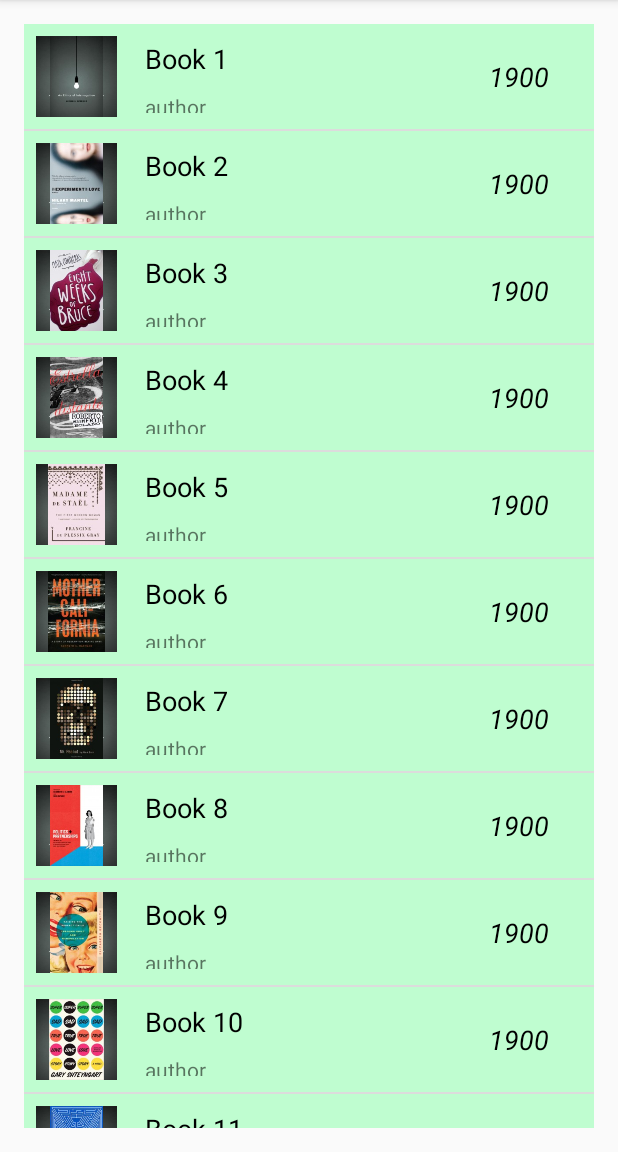
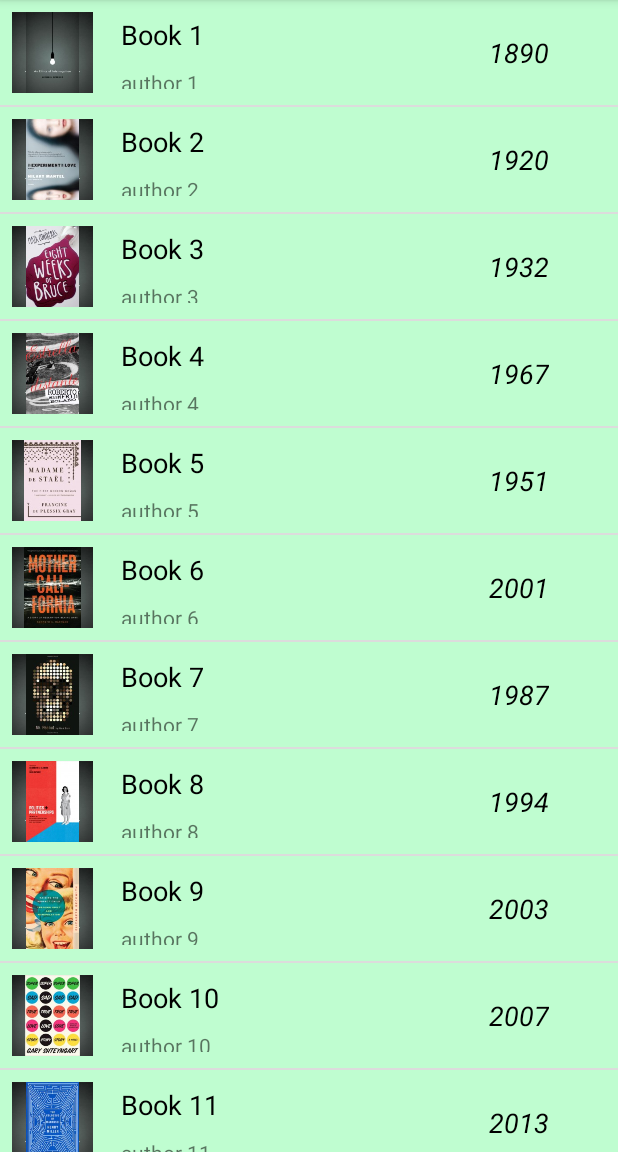
Before and after one commit to alexandr-shegeda/MyListView, an Android app: the screen it shows after launch (MainActivity), on a phone screen of 412 x 824 dp, the part 84-1236 px from its top. Run offline under Robolectric (Android 15) with nearby library versions, the phone set to English and light mode, and no system bars.

Commit message:
visualisation complete

```diff
--- a/app/src/main/java/com/example/myapplication/BookUtil.java
+++ b/app/src/main/java/com/example/myapplication/BookUtil.java
@@ -13,21 +13,21 @@ public class BookUtil
     public static List<BookModel> initList()
     {
         List<BookModel> list = new ArrayList<BookModel>();
-        list.add(new BookModel(1,"Book 1", "author","Some book description","1900",R.drawable.book_1));
-        list.add(new BookModel(2,"Book 2", "author","Some book description","1900",R.drawable.book_2));
-        list.add(new BookModel(3,"Book 3", "author","Some book description","1900",R.drawable.book_3));
-        list.add(new BookModel(4,"Book 4", "author","Some book description","1900",R.drawable.book_4));
-        list.add(new BookModel(5,"Book 5", "author","Some book description","1900",R.drawable.book_5));
-        list.add(new BookModel(6,"Book 6", "author","Some book description","1900",R.drawable.book_6));
-        list.add(new BookModel(7,"Book 7", "author","Some book description","1900",R.drawable.book_7));
-        list.add(new BookModel(8,"Book 8", "author","Some book description","1900",R.drawable.book_8));
-        list.add(new BookModel(9,"Book 9", "author","Some book description","1900",R.drawable.book_9));
-        list.add(new BookModel(10,"Book 10", "author","Some book description","1900",R.drawable.book_10));
-        list.add(new BookModel(11,"Book 11", "author","Some book description","1900",R.drawable.book_11));
-        list.add(new BookModel(12,"Book 12", "author","Some book description","1900",R.drawable.book_12));
-        list.add(new BookModel(13,"Book 13", "author","Some book description","1900",R.drawable.book_13));
-        list.add(new BookModel(14,"Book 14", "author","Some book description","1900",R.drawable.book_14));
-        list.add(new BookModel(15,"Book 15", "author","Some book description","1900",R.drawable.book_15));
+        list.add(new BookModel(1,"Book 1", "author 1","Some book description","1890",R.drawable.book_1));
+        list.add(new BookModel(2,"Book 2", "author 2","Some book description","1920",R.drawable.book_2));
+        list.add(new BookModel(3,"Book 3", "author 3","Some book description","1932",R.drawable.book_3));
+        list.add(new BookModel(4,"Book 4", "author 4","Some book description","1967",R.drawable.book_4));
+        list.add(new BookModel(5,"Book 5", "author 5","Some book description","1951",R.drawable.book_5));
+        list.add(new BookModel(6,"Book 6", "author 6","Some book description","2001",R.drawable.book_6));
+        list.add(new BookModel(7,"Book 7", "author 7","Some book description","1987",R.drawable.book_7));
+        list.add(new BookModel(8,"Book 8", "author 8","Some book description","1994",R.drawable.book_8));
+        list.add(new BookModel(9,"Book 9", "author 9","Some book description","2003",R.drawable.book_9));
+        list.add(new BookModel(10,"Book 10", "author 10","Some book description","2007",R.drawable.book_10));
+        list.add(new BookModel(11,"Book 11", "author 11","Some book description","2013",R.drawable.book_11));
+        list.add(new BookModel(12,"Book 12", "author 12","Some book description","2014",R.drawable.book_12));
+        list.add(new BookModel(13,"Book 13", "author 13","Some book description","2002",R.drawable.book_13));
+        list.add(new BookModel(14,"Book 14", "author 14","Some book description","1888",R.drawable.book_14));
+        list.add(new BookModel(15,"Book 15", "author 15","Some book description","2001",R.drawable.book_15));
         return list;
     }
 }
--- a/app/src/main/res/layout/activity_book_view.xml
+++ b/app/src/main/res/layout/activity_book_view.xml
@@ -39,8 +39,8 @@
                 android:background="#70d9ff46">
 
                 <ImageView
-                    android:layout_width="fill_parent"
-                    android:layout_height="fill_parent"
+                    android:layout_width="wrap_content"
+                    android:layout_height="wrap_content"
                     android:id="@+id/imageView"
                     android:layout_centerVertical="true"
                     android:layout_centerHorizontal="true"
@@ -109,6 +109,11 @@
                 android:layout_below="@+id/textView4"
                 android:layout_centerHorizontal="true">
 
+                <ScrollView
+                    android:layout_width="fill_parent"
+                    android:layout_height="fill_parent"
+                    android:id="@+id/scrollView" >
+
                     <TextView
                         android:layout_width="fill_parent"
                         android:layout_height="fill_parent"
@@ -118,6 +123,7 @@
                         android:layout_gravity="center_horizontal"
                         android:layout_margin="15dp"
                         android:textColor="#ff000000" />
+                </ScrollView>
             </LinearLayout>
 
         </RelativeLayout>
--- a/app/src/main/res/values/dimens.xml
+++ b/app/src/main/res/values/dimens.xml
@@ -1,5 +1,5 @@
 <resources>
     <!-- Default screen margins, per the Android Design guidelines. -->
-    <dimen name="activity_horizontal_margin">16dp</dimen>
-    <dimen name="activity_vertical_margin">16dp</dimen>
+    <dimen name="activity_horizontal_margin">0dp</dimen>
+    <dimen name="activity_vertical_margin">0dp</dimen>
 </resources>
```
Also changed, not shown: 2 other files. Lines whose indentation alone changed are shown as unchanged.
